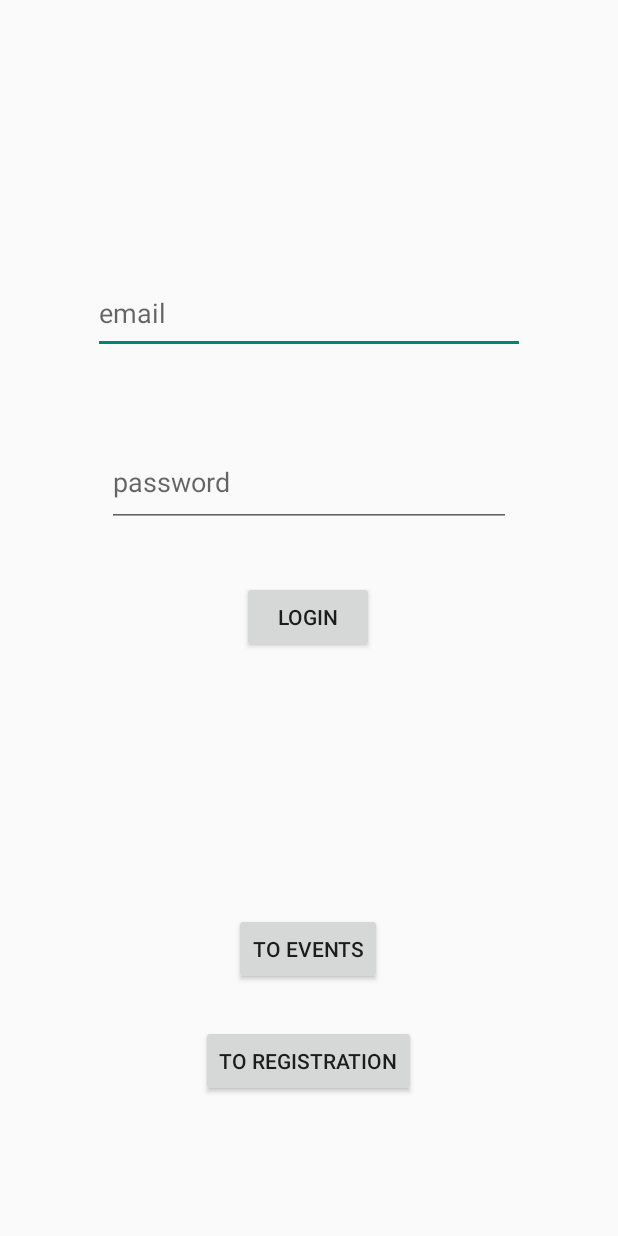
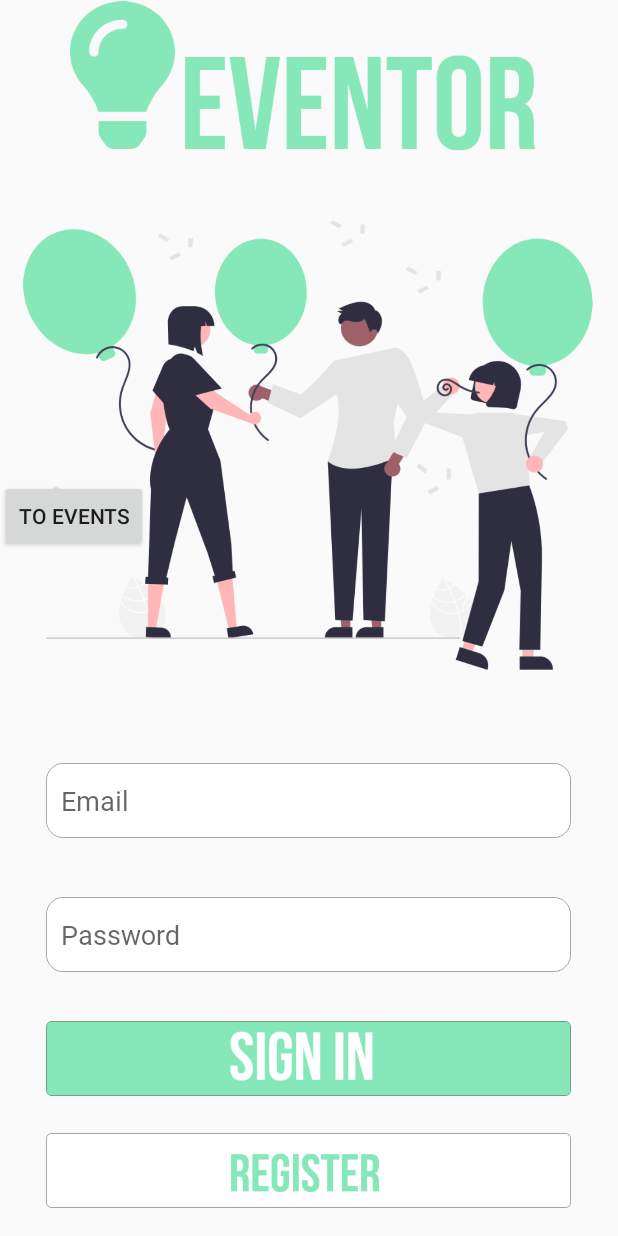
Before and after one commit to larryz1230/eventor, an Android app: the screen it shows after launch (LoginActivity), on a phone screen of 412 x 824 dp. Run offline under Robolectric (Android 15) with nearby library versions, the phone set to English and light mode, and no system bars; our stand-ins replace Volley.

Commit message:
added login ui

```diff
--- /dev/null
+++ b/app/src/main/res/font/roboto.xml
@@ -0,0 +1,14 @@
+<?xml version="1.0" encoding="utf-8"?>
+<font-family xmlns:android="http://schemas.android.com/apk/res/android">
+    <font
+        android:fontStyle="normal"
+        android:fontWeight="400"
+        android:font="@font/robotoregular" />
+    <font
+        android:fontWeight="400"
+        android:font="@font/robotolight" />
+
+    <font
+        android:fontWeight="400"
+        android:font="@font/robotobold" />
+</font-family>
--- a/app/src/main/res/layout/activity_login.xml
+++ b/app/src/main/res/layout/activity_login.xml
@@ -6,6 +6,42 @@
     android:layout_height="match_parent"
     tools:context=".LoginActivity">
 
+    <ImageView
+        android:id="@+id/eventorImage"
+        android:layout_width="250dp"
+        android:layout_height="110dp"
+        app:layout_constraintBottom_toBottomOf="parent"
+        app:layout_constraintEnd_toEndOf="parent"
+        app:layout_constraintHorizontal_bias="0.739"
+        app:layout_constraintStart_toStartOf="parent"
+        app:layout_constraintTop_toTopOf="parent"
+        app:layout_constraintVertical_bias="0.025"
+        app:srcCompat="@drawable/eventor" />
+
+    <ImageView
+        android:id="@+id/lightbulbImage"
+        android:layout_width="70dp"
+        android:layout_height="100dp"
+        app:layout_constraintBottom_toBottomOf="parent"
+        app:layout_constraintEnd_toEndOf="parent"
+        app:layout_constraintHorizontal_bias="0.137"
+        app:layout_constraintStart_toStartOf="parent"
+        app:layout_constraintTop_toTopOf="parent"
+        app:layout_constraintVertical_bias="0.0"
+        app:srcCompat="@drawable/lightbulb" />
+
+    <ImageView
+        android:id="@+id/imageView3"
+        android:layout_width="400dp"
+        android:layout_height="300dp"
+        app:layout_constraintBottom_toBottomOf="parent"
+        app:layout_constraintEnd_toEndOf="parent"
+        app:layout_constraintHorizontal_bias="0.454"
+        app:layout_constraintStart_toStartOf="parent"
+        app:layout_constraintTop_toTopOf="parent"
+        app:layout_constraintVertical_bias="0.28"
+        app:srcCompat="@drawable/group1" />
+
     <Button
         android:id="@+id/toevents"
         android:layout_width="wrap_content"
@@ -13,58 +49,93 @@
         android:text="To Events"
         app:layout_constraintBottom_toBottomOf="parent"
         app:layout_constraintEnd_toEndOf="parent"
-        app:layout_constraintHorizontal_bias="0.498"
+        app:layout_constraintHorizontal_bias="0.0"
         app:layout_constraintStart_toStartOf="parent"
         app:layout_constraintTop_toTopOf="parent"
-        app:layout_constraintVertical_bias="0.784" />
+        app:layout_constraintVertical_bias="0.412" />
+
+    <Button
+        android:id="@+id/toreg"
+        android:layout_width="350dp"
+        android:layout_height="50dp"
+        android:background="@drawable/rect7"
+        app:layout_constraintBottom_toBottomOf="parent"
+        app:layout_constraintEnd_toEndOf="parent"
+        app:layout_constraintHorizontal_bias="0.491"
+        app:layout_constraintStart_toStartOf="parent"
+        app:layout_constraintTop_toTopOf="parent"
+        app:layout_constraintVertical_bias="0.976" />
 
     <Button
         android:id="@+id/login"
-        android:layout_width="wrap_content"
-        android:layout_height="wrap_content"
-        android:text="Login"
+        android:layout_width="350dp"
+        android:layout_height="50dp"
+        android:background="@drawable/rect6"
+        app:layout_constraintBottom_toBottomOf="parent"
+        app:layout_constraintEnd_toEndOf="parent"
+        app:layout_constraintHorizontal_bias="0.491"
+        app:layout_constraintStart_toStartOf="parent"
+        app:layout_constraintTop_toTopOf="parent"
+        app:layout_constraintVertical_bias="0.879" />
+
+    <EditText
+        android:id="@+id/email"
+        android:layout_width="350dp"
+        android:layout_height="50dp"
+        android:background="@drawable/rect4"
+        android:ems="10"
+        android:fontFamily="@font/robotoregular"
+        android:hint="Email"
+        android:inputType="textEmailAddress"
+        android:paddingLeft="10dp"
+        app:layout_constraintBottom_toBottomOf="parent"
+        app:layout_constraintEnd_toEndOf="parent"
+        app:layout_constraintHorizontal_bias="0.491"
+        app:layout_constraintStart_toStartOf="parent"
+        app:layout_constraintTop_toTopOf="parent"
+        app:layout_constraintVertical_bias="0.657" />
+
+    <EditText
+        android:id="@+id/password"
+        android:layout_width="350dp"
+        android:layout_height="50dp"
+        android:background="@drawable/rect4"
+        android:ems="10"
+        android:fontFamily="@font/robotoregular"
+        android:hint="Password"
+        android:inputType="textPassword"
+        android:paddingLeft="10dp"
+        app:layout_constraintBottom_toBottomOf="parent"
+        app:layout_constraintEnd_toEndOf="parent"
+        app:layout_constraintHorizontal_bias="0.491"
+        app:layout_constraintStart_toStartOf="parent"
+        app:layout_constraintTop_toTopOf="parent"
+        app:layout_constraintVertical_bias="0.773" />
+
+    <ImageView
+        android:id="@+id/imageView6"
+        android:layout_width="106dp"
+        android:layout_height="70dp"
+        android:elevation="2dp"
         app:layout_constraintBottom_toBottomOf="parent"
         app:layout_constraintEnd_toEndOf="parent"
         app:layout_constraintHorizontal_bias="0.498"
         app:layout_constraintStart_toStartOf="parent"
         app:layout_constraintTop_toTopOf="parent"
-        app:layout_constraintVertical_bias="0.499" />
+        app:layout_constraintVertical_bias="0.993"
+        app:srcCompat="@drawable/register" />
 
-    <Button
-        android:id="@+id/toreg"
-        android:layout_width="wrap_content"
-        android:layout_height="wrap_content"
-        android:text="To Registration"
+    <ImageView
+        android:id="@+id/imageView7"
+        android:layout_width="112dp"
+        android:layout_height="66dp"
+        android:elevation="2dp"
         app:layout_constraintBottom_toBottomOf="parent"
         app:layout_constraintEnd_toEndOf="parent"
-        app:layout_constraintHorizontal_bias="0.498"
+        app:layout_constraintHorizontal_bias="0.508"
         app:layout_constraintStart_toStartOf="parent"
         app:layout_constraintTop_toTopOf="parent"
-        app:layout_constraintVertical_bias="0.881" />
+        app:layout_constraintVertical_bias="0.888"
+        app:srcCompat="@drawable/signin" />
 
-    <EditText
-        android:id="@+id/email"
-        android:layout_width="288dp"
-        android:layout_height="54dp"
-        android:ems="10"
-        android:hint="email"
-        android:inputType="textEmailAddress"
-        app:layout_constraintBottom_toBottomOf="parent"
-        app:layout_constraintEnd_toEndOf="parent"
-        app:layout_constraintStart_toStartOf="parent"
-        app:layout_constraintTop_toTopOf="parent"
-        app:layout_constraintVertical_bias="0.236" />
-
-    <EditText
-        android:id="@+id/password"
-        android:layout_width="269dp"
-        android:layout_height="59dp"
-        android:ems="10"
-        android:hint="password"
-        android:inputType="textPassword"
-        app:layout_constraintBottom_toBottomOf="parent"
-        app:layout_constraintEnd_toEndOf="parent"
-        app:layout_constraintStart_toStartOf="parent"
-        app:layout_constraintTop_toTopOf="parent"
-        app:layout_constraintVertical_bias="0.382" />
 </androidx.constraintlayout.widget.ConstraintLayout>
```
Also changed, not shown: app/src/main/res/drawable/email.png (added), app/src/main/res/drawable/eventor.png (added), app/src/main/res/drawable/group1.png (added), app/src/main/res/drawable/lightbulb.png (added), app/src/main/res/drawable/mail.png (added), app/src/main/res/drawable/password.png (added), app/src/main/res/drawable/rect4.png (added), app/src/main/res/drawable/rect5.png (added), app/src/main/res/drawable/rect6.png (added), app/src/main/res/drawable/rect7.png (added), app/src/main/res/drawable/register.png (added), app/src/main/res/drawable/signin.png (added), app/src/main/res/drawable/unlock.png (added), app/src/main/res/font/robotobold.ttf (added), 2 more files.
